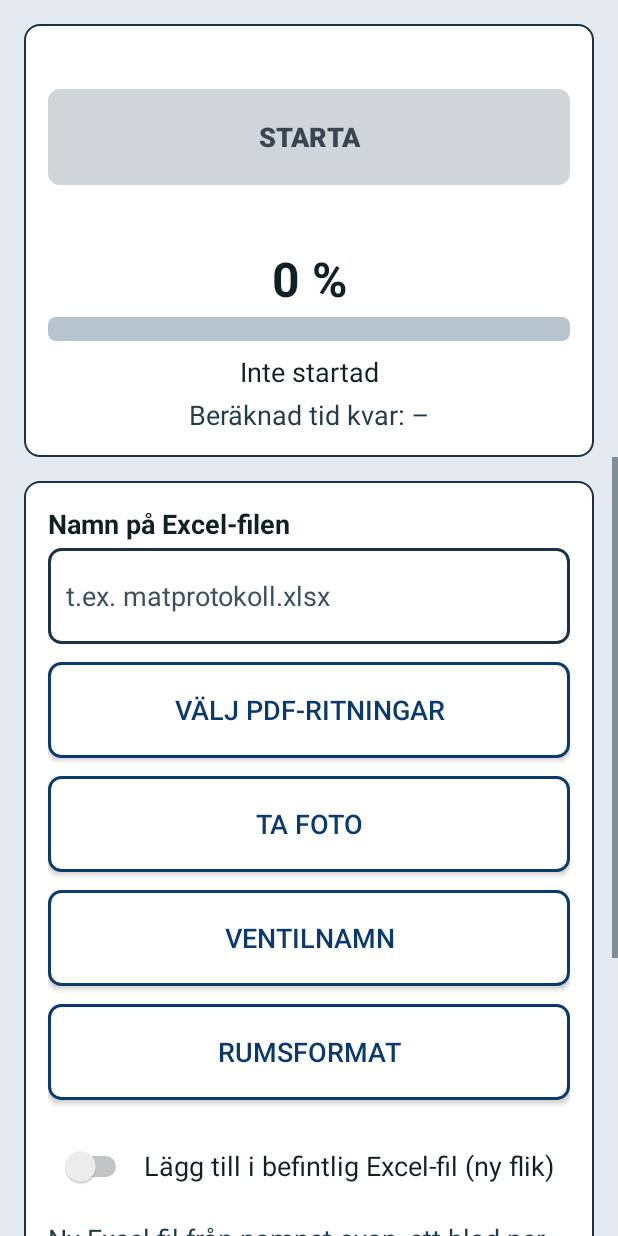
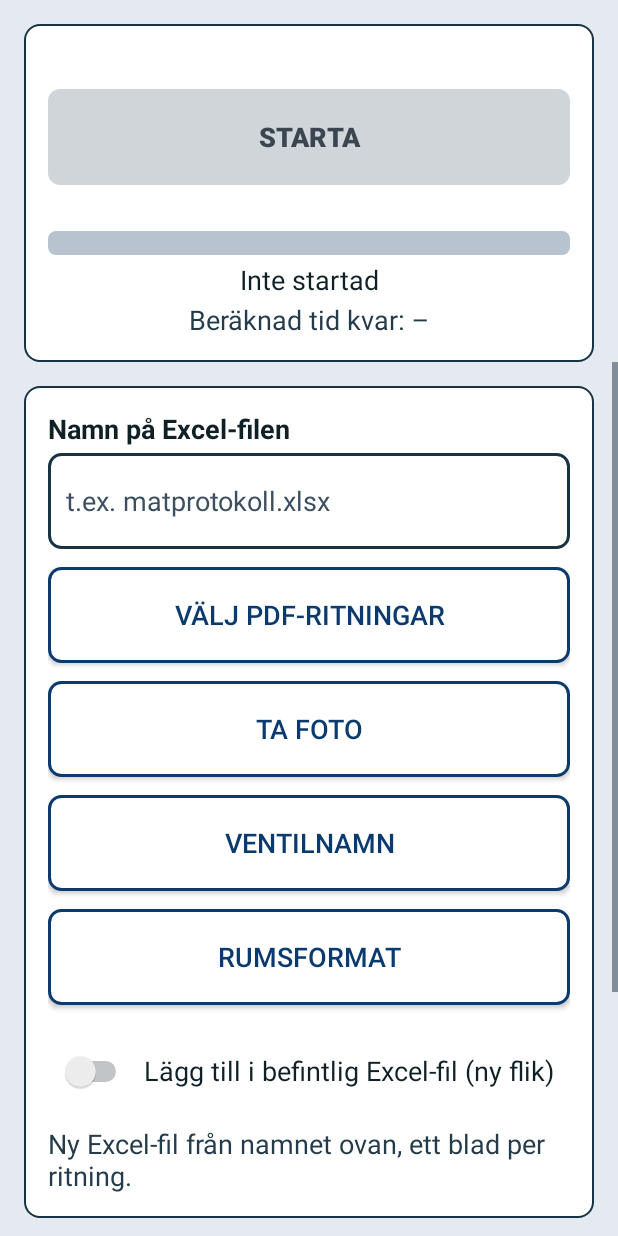
Before and after one commit to adisu97/ventilation-matprotokoll-app, an Android app: the layout activity_main.xml on its own in the app's theme, with its tools: preview values and no code run, on a phone screen of 412 x 824 dp. Run offline under Robolectric (Android 15) with nearby library versions, the phone set to English and light mode, and no system bars.

Commit message:
Drop the large percent text above the progress bar.
The bar, status line, remaining time and red notes stay. The gaps in that block are a little tighter.

Co-authored-by: adisu97 <adisu97@users.noreply.github.com>

```diff
--- a/android-app/app/build.gradle
+++ b/android-app/app/build.gradle
@@ -10,8 +10,8 @@ android {
         applicationId "fi.nyja.ventapp"
         minSdk 21
         targetSdk 35
-        versionCode 16
-        versionName "1.16"
+        versionCode 17
+        versionName "1.17"
     }
 
     flavorDimensions "abi"
--- a/android-app/app/src/main/res/layout/activity_main.xml
+++ b/android-app/app/src/main/res/layout/activity_main.xml
@@ -40,27 +40,16 @@
             android:id="@+id/formError"
             android:layout_width="match_parent"
             android:layout_height="wrap_content"
-            android:layout_marginTop="8dp"
+            android:layout_marginTop="4dp"
             android:textColor="@color/error"
             android:textSize="@dimen/body_text" />
-
-        <TextView
-            android:id="@+id/percent"
-            android:layout_width="match_parent"
-            android:layout_height="wrap_content"
-            android:layout_marginTop="8dp"
-            android:gravity="center_horizontal"
-            android:text="@string/percent_zero"
-            android:textColor="@color/text_primary"
-            android:textSize="@dimen/percent_text"
-            android:textStyle="bold" />
 
         <ProgressBar
             android:id="@+id/progress"
             style="@android:style/Widget.ProgressBar.Horizontal"
             android:layout_width="match_parent"
             android:layout_height="wrap_content"
-            android:layout_marginTop="4dp"
+            android:layout_marginTop="2dp"
             android:max="100"
             android:minHeight="16dp"
             android:progress="0"
@@ -71,7 +60,7 @@
             android:id="@+id/status"
             android:layout_width="match_parent"
             android:layout_height="wrap_content"
-            android:layout_marginTop="8dp"
+            android:layout_marginTop="4dp"
             android:gravity="center_horizontal"
             android:text="@string/status_idle"
             android:textColor="@color/text_primary"
@@ -81,7 +70,7 @@
             android:id="@+id/eta"
             android:layout_width="match_parent"
             android:layout_height="wrap_content"
-            android:layout_marginTop="4dp"
+            android:layout_marginTop="2dp"
             android:gravity="center_horizontal"
             android:text="@string/eta_idle"
             android:textColor="@color/text_secondary"
--- a/android-app/app/src/main/res/values-sw600dp/dimens.xml
+++ b/android-app/app/src/main/res/values-sw600dp/dimens.xml
@@ -3,6 +3,5 @@
     <dimen name="screen_padding">32dp</dimen>
     <dimen name="button_height">72dp</dimen>
     <dimen name="body_text">20sp</dimen>
-    <dimen name="percent_text">40sp</dimen>
     <dimen name="gap">16dp</dimen>
 </resources>
--- a/android-app/app/src/main/res/values/dimens.xml
+++ b/android-app/app/src/main/res/values/dimens.xml
@@ -3,6 +3,5 @@
     <dimen name="screen_padding">16dp</dimen>
     <dimen name="button_height">64dp</dimen>
     <dimen name="body_text">18sp</dimen>
-    <dimen name="percent_text">32sp</dimen>
     <dimen name="gap">12dp</dimen>
 </resources>
--- a/android-app/app/src/main/res/values/strings.xml
+++ b/android-app/app/src/main/res/values/strings.xml
@@ -42,7 +42,6 @@
     <string name="show_ocr">Visa avläst text</string>
     <string name="ocr_empty">Ingen avläsning ännu. Tryck på Starta först.</string>
     <string name="ocr_saved">Texten sparades i Nedladdningar som ventapp-ocr.txt.</string>
-    <string name="percent_zero">0 %</string>
     <string name="status_idle">Inte startad</string>
     <string name="eta_idle">Beräknad tid kvar: –</string>
     <string name="name_required">Fyll i namnet på Excel-filen.</string>
```
Also changed, not shown: android-app/app/src/main/java/fi/nyja/ventapp/MainActivity.java (+1 -7 lines), 3 other files.
